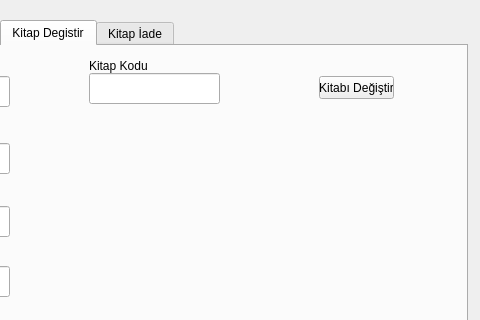
Before: the Qt Designer form OfficerWindow.ui in OsmanBuyuksar/KutuphaneOtomasyonSistemi, drawn with Qt 5; both pictures show x 313 to 793 and y 0 to 320 of the 793 by 574 pixel window.
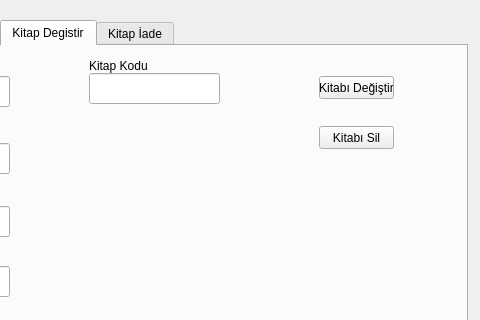
After: the same form once the commit is applied. The open tabs and pages were chosen to show the change. Icons and pictures are not drawn.

Commit message: added listing of books from database and its test

Patch:
```diff
--- a/OfficerWindow.ui
+++ b/OfficerWindow.ui
@@ -523,6 +523,19 @@
        </rect>
       </property>
      </widget>
+     <widget class="QPushButton" name="deleteBookBtn">
+      <property name="geometry">
+       <rect>
+        <x>460</x>
+        <y>80</y>
+        <width>75</width>
+        <height>23</height>
+       </rect>
+      </property>
+      <property name="text">
+       <string>Kitabı Sil</string>
+      </property>
+     </widget>
     </widget>
     <widget class="QWidget" name="tab_3">
      <attribute name="title">
```
Left out of the diff: 16 changed lines with no effect on the pictures. The commit also changes 8 other files.
